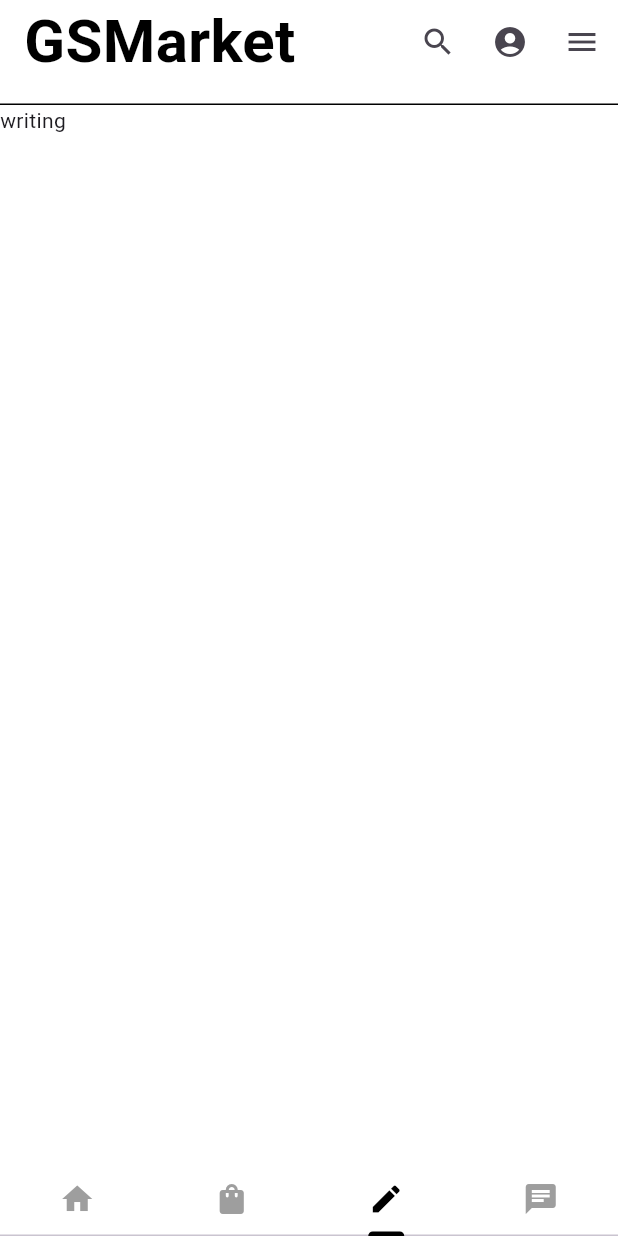
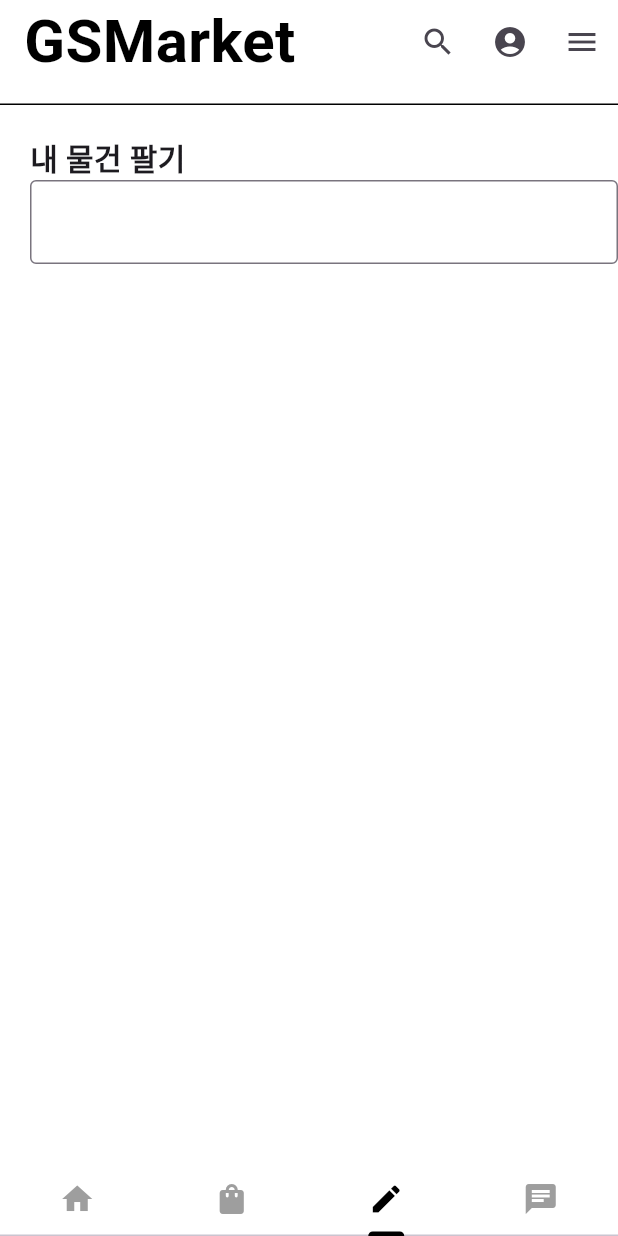
Before and after one commit to bluemoon983/ideafestival_ios, a Flutter app: the screen it shows after launch, item 3 of the bottom bar chosen, on a phone screen of 412 x 824 dp. Run offline on Flutter 3.47's test engine with Material 3 defaults, Android fonts, the phone set to English and light mode, and no system bars.

Commit message:
writing-page

```diff
--- a/lib/ui/writing_ui.dart
+++ b/lib/ui/writing_ui.dart
@@ -7,7 +7,29 @@
   Widget build(BuildContext context) {
     return const Scaffold(
       backgroundColor: Colors.white,
-      body: Text("writing"),
+      body: Padding(
+        padding: EdgeInsets.only(left: 20.0, top: 20.0),
+        child: Column(
+          crossAxisAlignment: CrossAxisAlignment.start,
+          children: [
+            Align(
+              alignment: Alignment.topLeft,
+              child: Text(
+                "내 물건 팔기",
+                style: TextStyle(
+                  fontSize: 20,
+                  fontWeight: FontWeight.w600,
+                ),
+              ),
+            ),
+            TextField(
+              decoration: InputDecoration(
+                border: OutlineInputBorder(),
+              ),
+            ),
+          ],
+        ),
+      ),
     );
   }
 }
```
